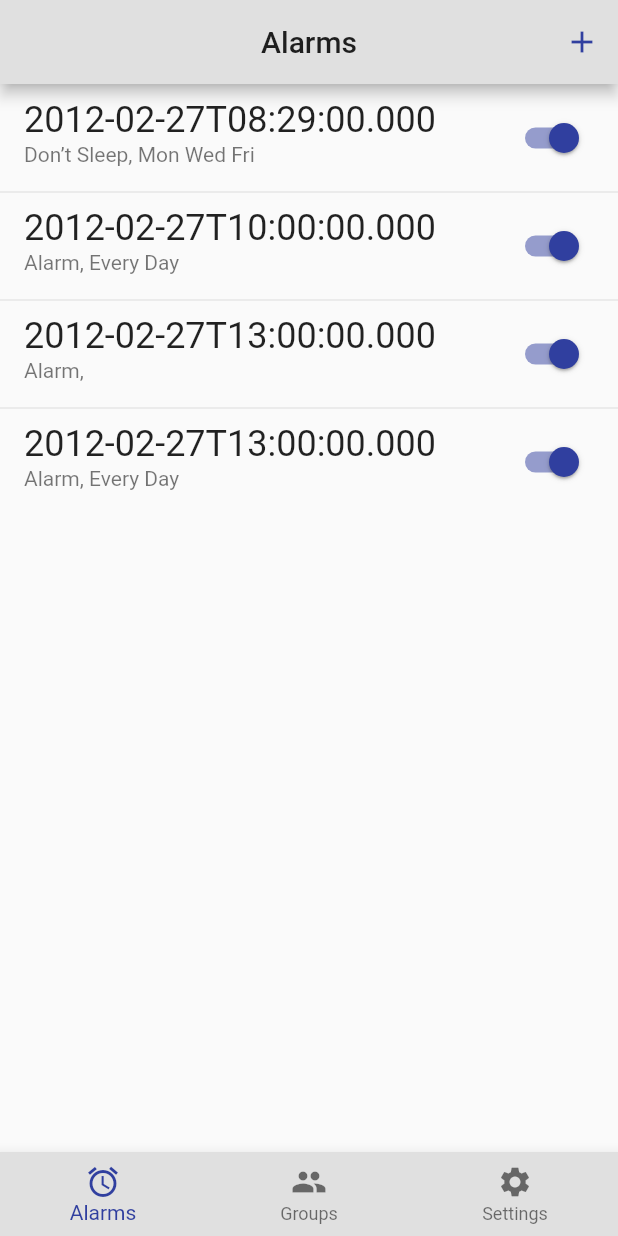
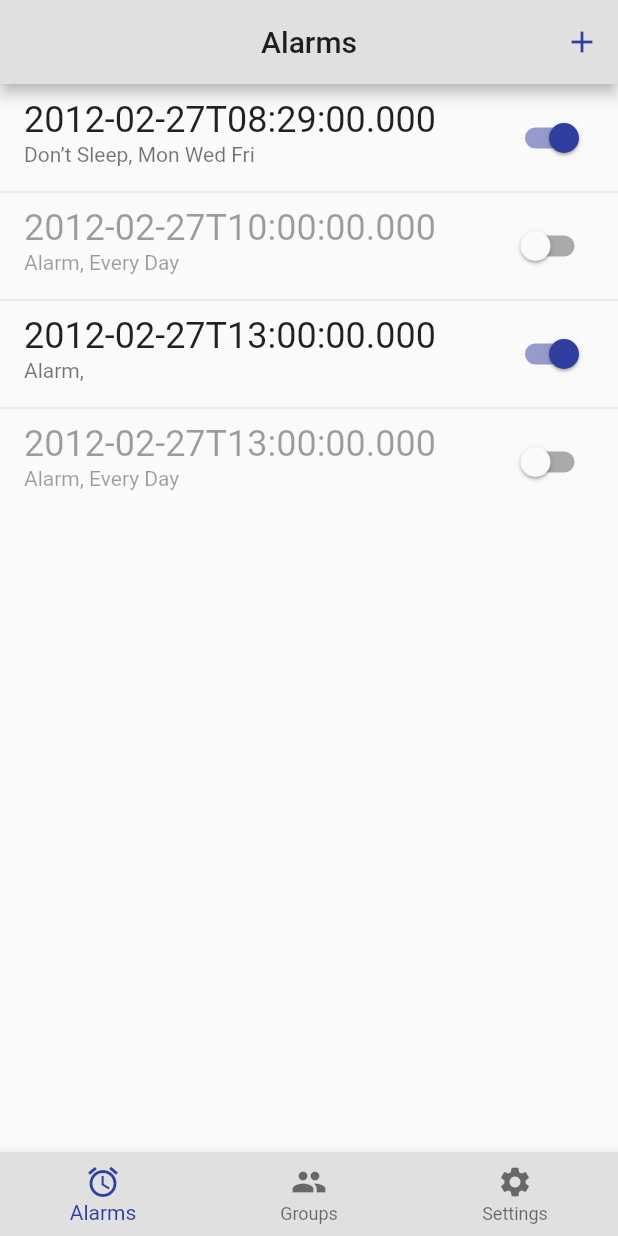
Before and after one commit to Fedor-Bystrov/project_alarm_clock, a Flutter app: the screen it shows after launch, on a phone screen of 412 x 824 dp. Run offline on Flutter 3.47's test engine with Material 2 defaults, Android fonts, the phone set to English and light mode, and no system bars.

```diff
--- a/lib/screen/add_alarm_screen.dart
+++ b/lib/screen/add_alarm_screen.dart
@@ -50,7 +50,7 @@ class AddAlarmScreen extends StatelessWidget {
       ],
     );
 
-    Alarm alarm = Alarm(null, null, "Alarm", false);
+    Alarm alarm = Alarm(DateTime.now(), null, "Alarm", true);
 
     return Scaffold(
       appBar: AppBar(
@@ -62,7 +62,8 @@ class AddAlarmScreen extends StatelessWidget {
             icon: const Icon(Icons.check),
             tooltip: "Save alarm", // TODO translations
             onPressed: () {
-              Provider.of<AlarmsState>(context).addAlarm(alarm);
+              Provider.of<AlarmsState>(context, listen: false).addAlarm(alarm);
+              Navigator.pop(context);
             },
           )
         ],
--- a/lib/state/alarms_state.dart
+++ b/lib/state/alarms_state.dart
@@ -6,9 +6,9 @@ import 'package:projectbudy/model/alarm.dart';
 class AlarmsState extends ChangeNotifier {
   List<Alarm> _alarms = [
     Alarm(DateTime.parse("2012-02-27 08:29:00"), "Mon Wed Fri", "Don’t Sleep", true),
-    Alarm(DateTime.parse("2012-02-27 10:00:00"), "Every Day", "Alarm", true),
+    Alarm(DateTime.parse("2012-02-27 10:00:00"), "Every Day", "Alarm", false),
     Alarm(DateTime.parse("2012-02-27 13:00:00"), "", "Alarm", true),
-    Alarm(DateTime.parse("2012-02-27 13:00:00"), "Every Day", "Alarm", true),
+    Alarm(DateTime.parse("2012-02-27 13:00:00"), "Every Day", "Alarm", false),
   ];
 
   UnmodifiableListView<Alarm> get alarms {
--- a/lib/widget/alarm_tile.dart
+++ b/lib/widget/alarm_tile.dart
@@ -12,8 +12,8 @@ class AlarmTile extends StatelessWidget {
 
   @override
   Widget build(BuildContext context) {
-    return ChangeNotifierProvider(
-      create: (_) => _alarm,
+    return ChangeNotifierProvider.value(
+      value: _alarm,
       child: Consumer<Alarm>(
         builder: (BuildContext context, Alarm value, Widget child) {
           return ListTile(
```
